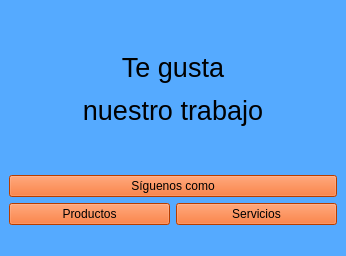
Before: the Qt Designer form code_models/04_ssj6/MainWindow.ui in Jhongesell/software-de-balance-de-aguas, drawn with Qt 5.
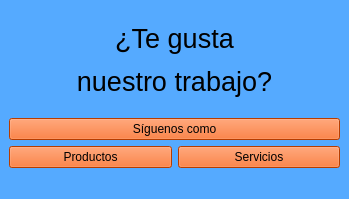
After: the same form once the commit is applied.

What changed in the file:
```diff
--- a/code_models/04_ssj6/MainWindow.ui
+++ b/code_models/04_ssj6/MainWindow.ui
@@ -6,8 +6,8 @@
    <rect>
     <x>0</x>
     <y>0</y>
-    <width>346</width>
-    <height>256</height>
+    <width>349</width>
+    <height>199</height>
    </rect>
   </property>
   <property name="windowTitle">
@@ -23,7 +23,7 @@
       <item>
        <widget class="QLabel" name="label">
         <property name="text">
-         <string>&lt;html&gt;&lt;head/&gt;&lt;body&gt;&lt;p align=&quot;center&quot;&gt;&lt;span style=&quot; font-size:20pt;&quot;&gt;Te gusta&lt;/span&gt;&lt;/p&gt;&lt;p align=&quot;center&quot;&gt;&lt;span style=&quot; font-size:20pt;&quot;&gt;nuestro trabajo&lt;/span&gt;&lt;/p&gt;&lt;/body&gt;&lt;/html&gt;</string>
+         <string>&lt;html&gt;&lt;head/&gt;&lt;body&gt;&lt;p align=&quot;center&quot;&gt;&lt;span style=&quot; font-size:20pt;&quot;&gt;¿Te gusta&lt;/span&gt;&lt;/p&gt;&lt;p align=&quot;center&quot;&gt;&lt;span style=&quot; font-size:20pt;&quot;&gt;nuestro trabajo?&lt;/span&gt;&lt;/p&gt;&lt;/body&gt;&lt;/html&gt;</string>
         </property>
        </widget>
       </item>
```
Left out of the diff: 2 changed lines with no effect on the pictures.
